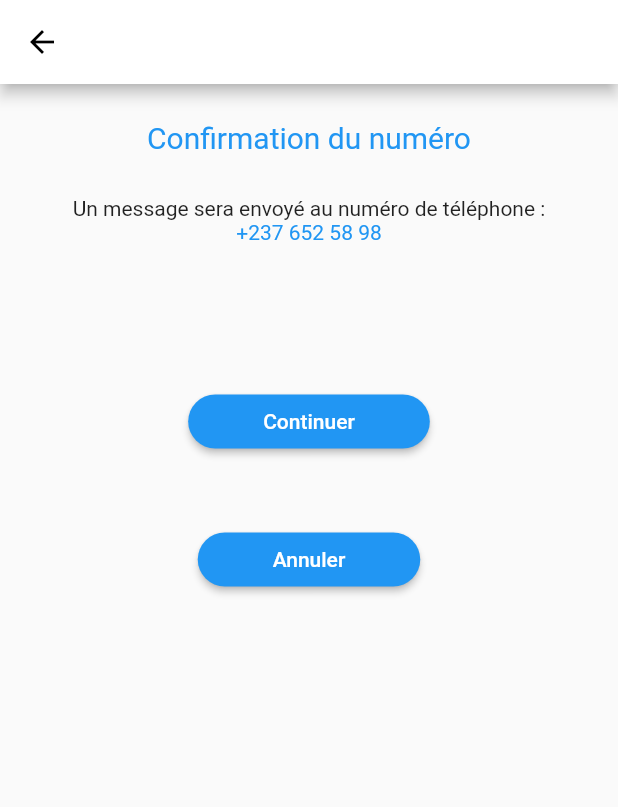
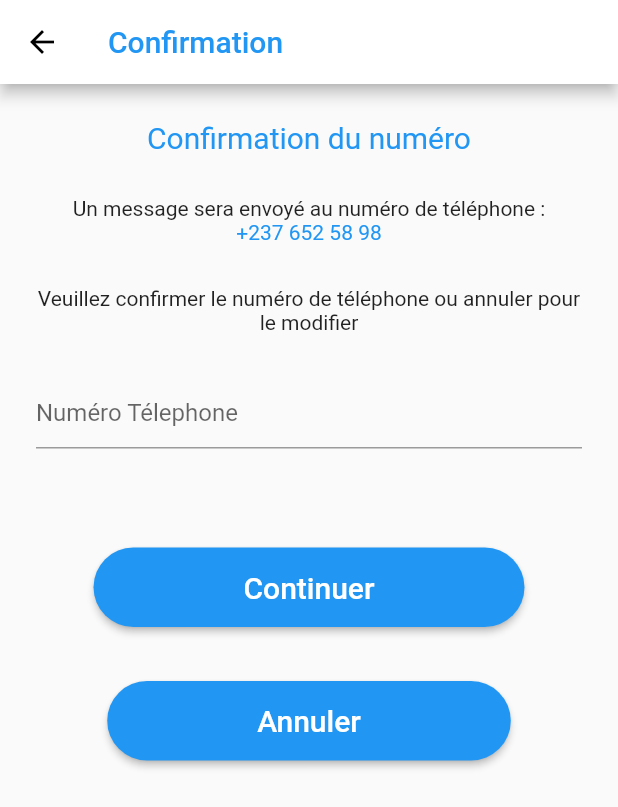
Before and after one commit to chapdel/pcash-ui, a Flutter app: the ConfirmationScreen screen opened directly, on a phone screen of 412 x 824 dp. Shown: the top 807 px of the screen. Run offline on Flutter 3.47's test engine with Material 2 defaults, Android fonts, the light colour scheme and no system bars; our stand-ins replace pin_code_text_field, timeline_tile; missing offline and left inert: flutter_barcode_scanner.

Commit message:
Update all Views Files

```diff
--- a/lib/views/confirmation.dart
+++ b/lib/views/confirmation.dart
@@ -1,5 +1,6 @@
 import 'package:flutter/material.dart';
 import 'package:pcash_ui/config.dart';
+import 'package:pcash_ui/views/homepage.dart';
 
 class ConfirmationScreen extends StatefulWidget {
   const ConfirmationScreen({ Key? key }) : super(key: key);
@@ -14,25 +15,50 @@ class _ConfirmationScreenState extends State<ConfirmationScreen> {
       appBar: AppBar(
         backgroundColor: Colors.white,
         leading: BackButton(color: Colors.black,),
+        title: Text("Confirmation",style: TextStyle(color: Config.primaryColor, fontSize: 20)),
       ),
       body: SingleChildScrollView(child: Column(
         children: [
           Container(
-            margin: EdgeInsets.only(top: 24),
+            margin: EdgeInsets.only(top: 24, left: 24, right: 24 ),
             width: MediaQuery.of(context).size.width,
             child: Column(
               children: [
-                Text("Confirmation du numéro", style: TextStyle(color: Config.primaryColor, fontSize: 20),),
+                Text("Confirmation du numéro",style: TextStyle(color: Config.primaryColor, fontSize: 20),),
                 SizedBox(height: 28,),
-                Text("Un message sera envoyé au numéro de téléphone :"),
-                Text("+237 652 58 98", style: TextStyle(color: Config.primaryColor,))
+                Text("Un message sera envoyé au numéro de téléphone :", textAlign: TextAlign.center,),
+                Text("+237 652 58 98", style: TextStyle(color: Config.primaryColor,)),
+                SizedBox(height: 28,),
+                Text("Veuillez confirmer le numéro de téléphone ou annuler pour le modifier",textAlign: TextAlign.center,),
+                SizedBox(height: 28,),
+                TextField(
+                    keyboardType: TextInputType.phone,
+                    decoration: const InputDecoration(
+                    hintText: 'Numéro Télephone',
+                    )
+                ),
               ],
             ),
           ),
-
-          SizedBox(height: 28,),
-
           SizedBox(height: 48,),
+          Padding(
+            padding: const EdgeInsets.symmetric(vertical: 18.0, horizontal: 12),
+            child: ElevatedButton(
+                onPressed: () {
+                    Navigator.push(
+                    context,
+                    MaterialPageRoute(builder: (context) {
+                        return HomePageScreen();
+                    }),
+                    );
+                },
+                style: ElevatedButton.styleFrom(
+                    padding: EdgeInsets.symmetric(horizontal: 100, vertical: 15),
+                    shape: StadiumBorder()
+                ),
+                child: const Text('Continuer', style: TextStyle(fontSize: 20))
+            ),
+          ),
           Padding(
             padding: const EdgeInsets.symmetric(vertical: 18.0, horizontal: 12),
             child: ElevatedButton(
@@ -40,24 +66,10 @@ class _ConfirmationScreenState extends State<ConfirmationScreen> {
 
                 },
                 style: ElevatedButton.styleFrom(
-                    padding: EdgeInsets.symmetric(horizontal: 50, vertical: 10),
+                    padding: EdgeInsets.symmetric(horizontal: 100, vertical: 15),
                     shape: StadiumBorder()
                 ),
-                child: const Text('Continuer'),
-            ),
-          ),
-          SizedBox(height: 8,),
-          Padding(
-            padding: const EdgeInsets.symmetric(vertical: 18.0, horizontal: 12),
-            child: ElevatedButton(
-                onPressed: () {
-
-                },
-                style: ElevatedButton.styleFrom(
-                    padding: EdgeInsets.symmetric(horizontal: 50, vertical: 10),
-                    shape: StadiumBorder()
-                ),
-                child: const Text('Annuler'),
+                child: const Text('Annuler', style: TextStyle(fontSize: 20))
             ),
           ),
         ],
```
Also changed, not shown: lib/views/homepage.dart (added, +35 -0 lines), lib/views/login.dart (+25 -2 lines), lib/views/qrcodeview.dart (+10 -12 lines), lib/views/verification.dart (+11 -4 lines).
